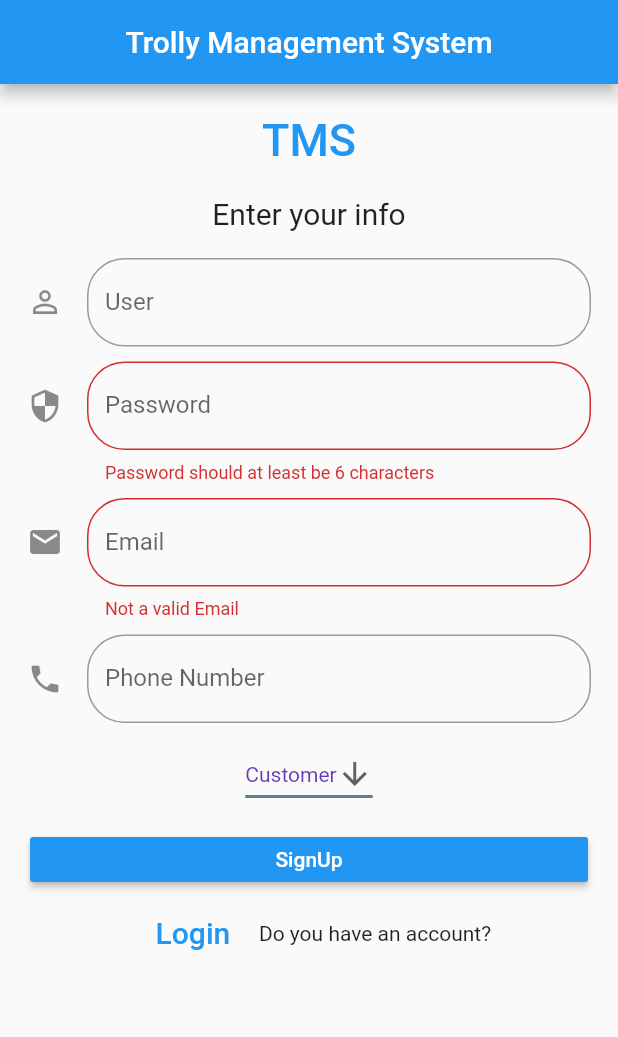
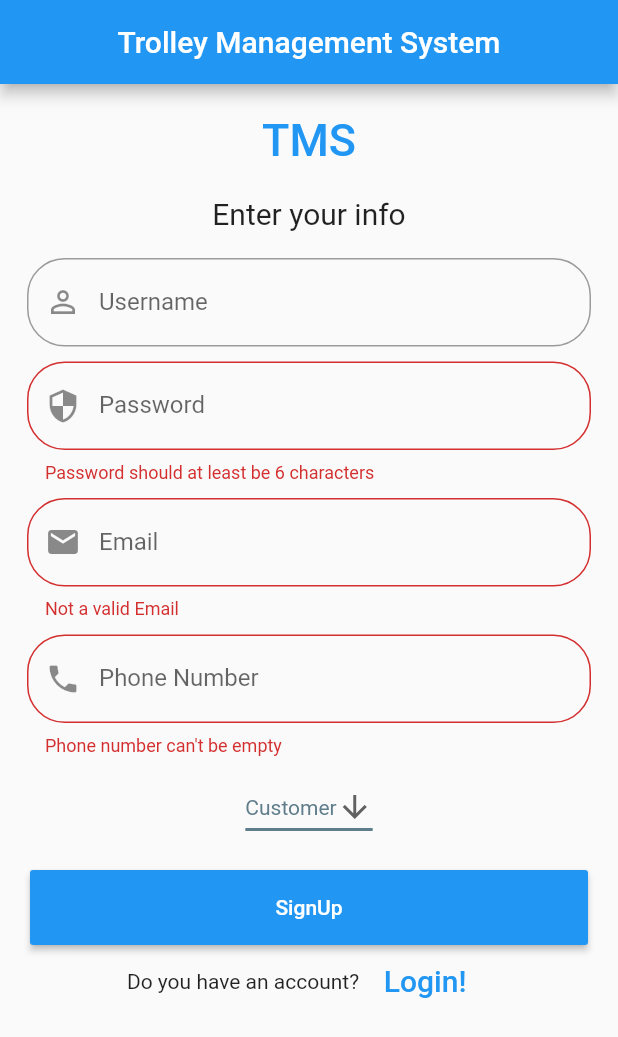
Before and after one commit to a-shahrestani/TMS_app, a Flutter app: the screen it shows after launch, after a tap on "Login", after a tap on "Sign Up!", after a tap on "SignUp", on a phone screen of 412 x 824 dp. Shown: the top 1037 px of the screen. Run offline on Flutter 3.47's test engine with Material 2 defaults, Android fonts, the phone set to English and light mode, and no system bars; our stand-ins replace dio, flutter_map, latlong, sliding_up_panel; network calls fail; Roboto replaces fonts that are missing (Poppins).

Commit message:
Error handling added some improvement to UI and validation App icon has been set

```diff
--- a/lib/MapScreen_Customer.dart
+++ b/lib/MapScreen_Customer.dart
@@ -35,7 +35,7 @@ class _State extends State<MapScreenCustomer> {
 
   // a state that indicates that customer has chosen a trolly and should now release it
   int _innerState = 0;
-  String trollyButtonText = 'Choose Trolly';
+  String trollyButtonText = 'Choose Trolley';
 
   onPressTrolly(int id, double lat, double lng) {
     setState(() {
@@ -60,8 +60,8 @@ class _State extends State<MapScreenCustomer> {
   List<Trolly> addTrollyMarker(
       List<Trolly> tempTrollies, int id, double lat, double lng) {
     tempTrollies.add(Trolly(
-        width: 10.0,
-        height: 10.0,
+        width: 20.0,
+        height: 20.0,
         id: id,
         point: LatLng(lat, lng),
         builder: (ctx) => TrollyMarker(
@@ -109,9 +109,10 @@ class _State extends State<MapScreenCustomer> {
       setState(() {
         trollyMarkers = tempTrollies;
       });
-//      for (int j = 0; j < trollyMarkers.length; j++) {
-//        print(trollyMarkers[j]);
-//      }
+      print(trollyMarkers.length);
+      for (int j = 0; j < trollyMarkers.length; j++) {
+        print(trollyMarkers[j]);
+      }
     });
   }
 
@@ -122,7 +123,7 @@ class _State extends State<MapScreenCustomer> {
         title: Center(child: Text('Trolly Management System')),
       ),
       body: SlidingUpPanel(
-        collapsed: Center(child: Text('Select a trolly')),
+        collapsed: Center(child: Text('Select a trolley')),
         minHeight: 20.0,
         controller: p1,
         borderRadius: BorderRadius.only(
@@ -138,14 +139,16 @@ class _State extends State<MapScreenCustomer> {
                 height: 10.0,
               ),
               Center(
-                child: Text('$chosenTrollyCustomerID'),
+                child: Text('TrolleyID : $chosenTrollyCustomerID'),
               ),
               Row(
                 children: <Widget>[
                   Expanded(
-                      child: Center(child: Text('$chosenTrollyCustomerLat'))),
+                      child: Center(
+                          child: Text('Lat : $chosenTrollyCustomerLat'))),
                   Expanded(
-                      child: Center(child: Text('$chosenTrollyCustomerLng'))),
+                      child: Center(
+                          child: Text('Lng : $chosenTrollyCustomerLng'))),
                 ],
               ),
               FlatButton(
@@ -153,19 +156,19 @@ class _State extends State<MapScreenCustomer> {
                 child: Center(child: Text('$trollyButtonText')),
                 onPressed: () async {
                   if (_innerState == 0) {
-                    var temp = await selectTrolly(
+                    var temp = await selectTrolley(
                         LoginPage.user, chosenTrollyCustomerID);
                     if (temp['status'] == 'ok')
                       setState(() {
-                        trollyButtonText = 'Release Trolly';
+                        trollyButtonText = 'Release Trolley';
                         buttonColor = Colors.red[500];
                         _innerState = 1;
                       });
                   } else {
-                    var temp = await releaseTrolly(chosenTrollyCustomerID);
+                    var temp = await releaseTrolley(chosenTrollyCustomerID);
                     if (temp['status'] == 'ok')
                       setState(() {
-                        trollyButtonText = 'Choose Trolly';
+                        trollyButtonText = 'Choose Trolley';
                         buttonColor = Colors.green[500];
                         _innerState = 0;
                       });
@@ -180,7 +183,7 @@ class _State extends State<MapScreenCustomer> {
             options: new MapOptions(
                 center: new LatLng(36.312833, 59.516944),
                 zoom: 18.0,
-                maxZoom: 18.5),
+                maxZoom: 18.0),
             layers: [
               new TileLayerOptions(
                   urlTemplate:
@@ -209,16 +212,8 @@ class _State extends State<MapScreenCustomer> {
           padding: EdgeInsets.zero,
           children: [
             DrawerHeader(
-              child: Text('test'),
-              decoration: BoxDecoration(color: Colors.amber),
-            ),
-            ListTile(
-              title: Text('t1'),
-              //Put onTap here
-            ),
-            ListTile(
-              title: Text('t2'),
-              //Put onTap here
+              child: Text('Menu'),
+              decoration: BoxDecoration(color: Colors.blueGrey),
             ),
             Align(
               alignment: Alignment.bottomLeft,
@@ -239,7 +234,7 @@ class _State extends State<MapScreenCustomer> {
     );
   }
 
-  Future<Map<String, dynamic>> selectTrolly(String user, int id) async {
+  Future<Map<String, dynamic>> selectTrolley(String user, int id) async {
     Response response;
     Dio dio = Dio();
     final Map<String, dynamic> authData = {"username": user, "trolly_id": id};
@@ -249,7 +244,7 @@ class _State extends State<MapScreenCustomer> {
     return response.data;
   }
 
-  Future<Map<String, dynamic>> releaseTrolly(int id) async {
+  Future<Map<String, dynamic>> releaseTrolley(int id) async {
     Response response;
     Dio dio = Dio();
     final Map<String, dynamic> authData = {"trolly_id": id};
--- a/lib/MapScreen_Worker.dart
+++ b/lib/MapScreen_Worker.dart
@@ -104,10 +104,10 @@ class _State extends State<MapScreenWorker> {
   Widget build(BuildContext context) {
     return Scaffold(
       appBar: AppBar(
-        title: Center(child: Text('سامانه مدیریت چرخ دستی')),
+        title: Center(child: Text('Trolley Management System')),
       ),
       body: SlidingUpPanel(
-        collapsed: Center(child: Text('Select a trolly')),
+        collapsed: Center(child: Text('Select a trolley')),
         minHeight: 20.0,
         controller: p1,
         borderRadius: BorderRadius.only(
@@ -170,16 +170,8 @@ class _State extends State<MapScreenWorker> {
           padding: EdgeInsets.zero,
           children: [
             DrawerHeader(
-              child: Text('test'),
+              child: Text('Menu'),
               decoration: BoxDecoration(color: Colors.amber),
-            ),
-            ListTile(
-              title: Text('t1'),
-              //Put onTap here
-            ),
-            ListTile(
-              title: Text('t2'),
-              //Put onTap here
             ),
             Align(
               alignment: Alignment.bottomLeft,
--- a/lib/Signup.dart
+++ b/lib/Signup.dart
@@ -55,7 +55,7 @@ class _State extends State<SignUpPage> {
   Widget build(BuildContext context) {
     return Scaffold(
         appBar: AppBar(
-          title: Center(child: Text('Trolly Management System')),
+          title: Center(child: Text('Trolley Management System')),
         ),
         body: Padding(
             padding: EdgeInsets.all(10),
@@ -90,14 +90,16 @@ class _State extends State<SignUpPage> {
                             fontFamily: "Poppins",
                           ),
                           decoration: InputDecoration(
-                              icon: Icon(Icons.perm_identity),
-                              labelText: 'User',
+                              prefixIcon: Icon(Icons.perm_identity),
+                              labelText: 'Username',
                               border: OutlineInputBorder(
                                 borderRadius: BorderRadius.circular(25.0),
                                 borderSide: BorderSide(),
                               )),
-//                          validator: (input) =>
-//                              !input.contains('@') ? 'Not a valid Email' : null,
+                          validator: (input) =>
+                              input.startsWith(RegExp('[^a-zA-Z]'))
+                                  ? 'Username must start with a character'
+                                  : null,
                           onSaved: (input) => _user = input,
                         ),
                         SizedBox(
@@ -106,8 +108,9 @@ class _State extends State<SignUpPage> {
                         TextFormField(
                           obscureText: true,
                           decoration: InputDecoration(
-                              icon: Icon(Icons.security),
+                              prefixIcon: Icon(Icons.security),
                               labelText: 'Password',
+                              hintText: 'Must be at least 6 characters',
                               border: OutlineInputBorder(
                                   borderSide: BorderSide(),
                                   borderRadius: BorderRadius.circular(25.0))),
@@ -126,7 +129,8 @@ class _State extends State<SignUpPage> {
                             fontFamily: "Poppins",
                           ),
                           decoration: InputDecoration(
-                              icon: Icon(Icons.email),
+                              prefixIcon: Icon(Icons.email),
+                              hintText: 'hint@mail.com',
                               labelText: 'Email',
                               border: OutlineInputBorder(
                                 borderRadius: BorderRadius.circular(25.0),
@@ -140,27 +144,30 @@ class _State extends State<SignUpPage> {
                           height: 10,
                         ),
                         TextFormField(
+                          keyboardType: TextInputType.number,
                           decoration: InputDecoration(
-                              icon: Icon(Icons.phone),
+                              hintText: '09*********',
+                              prefixIcon: Icon(Icons.phone),
                               labelText: 'Phone Number',
                               border: OutlineInputBorder(
                                   borderSide: BorderSide(),
                                   borderRadius: BorderRadius.circular(25.0))),
-//                          validator: (input) => input.length < 6
-//                              ? 'Password should at least be 6 characters'
-//                              : null,
+                          validator: (input) => input.isEmpty
+                              ? 'Phone number can\'t be empty'
+                              : null,
                           onSaved: (input) => _phoneNumber = input,
-                          keyboardType: TextInputType.visiblePassword,
                         ),
                         SizedBox(
                           height: 10,
                         ),
-                        DropdownButton<String>(
+                        Padding(
+                          padding: const EdgeInsets.only(bottom: 10.0),
+                          child: DropdownButton<String>(
                             value: _role,
                             icon: Icon(Icons.arrow_downward),
                             iconSize: 24,
                             elevation: 16,
-                          style: TextStyle(color: Colors.deepPurple),
+                            style: TextStyle(color: Colors.blueGrey),
                             underline: Container(
                               height: 2,
                               color: Colors.blueGrey,
@@ -179,13 +186,14 @@ class _State extends State<SignUpPage> {
                               );
                             }).toList(),
                           ),
+                        ),
                       ],
                     ),
                   ),
                 ),
                 Container(
                     height: 50,
-                    padding: EdgeInsets.fromLTRB(10, 10, 10, 10),
+                    padding: EdgeInsets.fromLTRB(10, 0, 10, 0),
                     child: RaisedButton(
                       textColor: Colors.white,
                       color: Colors.blue,
@@ -208,16 +216,19 @@ class _State extends State<SignUpPage> {
                           if (temp['status'] == 'ok')
                             Navigator.pushReplacementNamed(
                                 context, '/LoginPage');
+                          else
+                            showAlertDialog(context, temp['message']);
                         }
                       },
                     )),
                 Container(
                     child: Row(
                   children: <Widget>[
+                    Text('Do you have an account?'),
                     FlatButton(
                       textColor: Colors.blue,
                       child: Text(
-                        'Login',
+                        'Login!',
                         style: TextStyle(fontSize: 20),
                       ),
                       onPressed: () {
@@ -225,11 +236,37 @@ class _State extends State<SignUpPage> {
                         Navigator.pushReplacementNamed(context, '/LoginPage');
                       },
                     ),
-                    Text('Do you have an account?'),
                   ],
                   mainAxisAlignment: MainAxisAlignment.center,
                 )),
               ],
             )));
   }
+
+  showAlertDialog(BuildContext context, String error) {
+    // set up the buttons
+    Widget continueButton = FlatButton(
+      child: Text("Continue"),
+      onPressed: () {
+        Navigator.of(context).pop();
+      },
+    );
+
+    // set up the AlertDialog
+    AlertDialog alert = AlertDialog(
+      title: Text("Something went wrong!"),
+      content: Text(error),
+      actions: [
+        continueButton,
+      ],
+    );
+
+    // show the dialog
+    showDialog(
+      context: context,
+      builder: (BuildContext context) {
+        return alert;
+      },
+    );
   }
+}
--- a/lib/main.dart
+++ b/lib/main.dart
@@ -88,7 +88,7 @@ class _State extends State<LoginPage> {
     return SafeArea(
       child: Scaffold(
           appBar: AppBar(
-            title: Center(child: Text('Trolly Management System')),
+            title: Center(child: Text('Trolley Management System')),
           ),
           body: Padding(
               padding: EdgeInsets.all(10),
@@ -146,15 +146,16 @@ class _State extends State<LoginPage> {
                               fontFamily: "Poppins",
                             ),
                             decoration: InputDecoration(
-                                icon: Icon(Icons.perm_identity),
+//                                icon: Icon(Icons.perm_identity),
+                                prefixIcon: Icon(Icons.perm_identity),
                                 labelText: 'Username',
                                 border: OutlineInputBorder(
                                   borderRadius: BorderRadius.circular(25.0),
                                   borderSide: BorderSide(),
                                 )),
-//                            validator: (input) => !input.contains('@')
-//                                ? 'Not a valid Email'
-//                                : null,
+                            validator: (input) => input.isEmpty
+                                ? 'Password can\'t be empty'
+                                : null,
                             onSaved: (input) => _user = input,
                           ),
                           SizedBox(
@@ -163,13 +164,14 @@ class _State extends State<LoginPage> {
                           TextFormField(
                             obscureText: true,
                             decoration: InputDecoration(
-                                icon: Icon(Icons.security),
+                                prefixIcon: Icon(Icons.security),
+//                                icon: Icon(Icons.security),
                                 labelText: 'Password',
                                 border: OutlineInputBorder(
                                     borderSide: BorderSide(),
                                     borderRadius: BorderRadius.circular(25.0))),
-                            validator: (input) => input.length < 6
-                                ? 'Password should at least be 6 characters'
+                            validator: (input) => input.isEmpty
+                                ? 'Password can\'t be empty'
                                 : null,
                             onSaved: (input) => _pass = input,
                             keyboardType: TextInputType.visiblePassword,
@@ -177,12 +179,14 @@ class _State extends State<LoginPage> {
                           SizedBox(
                             height: 10,
                           ),
-                          DropdownButton<String>(
+                          Padding(
+                            padding: const EdgeInsets.only(bottom: 10.0),
+                            child: DropdownButton<String>(
                               value: _role,
                               icon: Icon(Icons.arrow_downward),
                               iconSize: 24,
                               elevation: 16,
-                            style: TextStyle(color: Colors.deepPurple),
+                              style: TextStyle(color: Colors.blueGrey),
                               underline: Container(
                                 height: 2,
                                 color: Colors.blueGrey,
@@ -193,13 +197,16 @@ class _State extends State<LoginPage> {
                                 });
                                 print(_role);
                               },
-                            items: <String>['Customer', 'Worker']
-                                .map<DropdownMenuItem<String>>((String value) {
+                              items: <String>[
+                                'Customer',
+                                'Worker'
+                              ].map<DropdownMenuItem<String>>((String value) {
                                 return DropdownMenuItem<String>(
                                   value: value,
                                   child: Text(value),
                                 );
                               }).toList(),
+                            ),
                           ),
                         ],
                       ),
@@ -233,6 +240,8 @@ class _State extends State<LoginPage> {
                                 _role == 'Worker')
                               Navigator.pushReplacementNamed(
                                   context, '/MapPageWorker');
+                            else
+                              showAlertDialog(context, temp['message']);
                           }
                         },
                       )),
@@ -259,4 +268,31 @@ class _State extends State<LoginPage> {
               ))),
     );
   }
+
+  showAlertDialog(BuildContext context, String error) {
+    // set up the buttons
+    Widget continueButton = FlatButton(
+      child: Text("Continue"),
+      onPressed: () {
+        Navigator.of(context).pop();
+      },
+    );
+
+    // set up the AlertDialog
+    AlertDialog alert = AlertDialog(
+      title: Text("Something went wrong!"),
+      content: Text(error),
+      actions: [
+        continueButton,
+      ],
+    );
+
+    // show the dialog
+    showDialog(
+      context: context,
+      builder: (BuildContext context) {
+        return alert;
+      },
+    );
   }
+}
```
Also changed, not shown: lib/TrollyMarker.dart (+19 -6 lines), 6 other files. Lines whose indentation alone changed are shown as unchanged.
